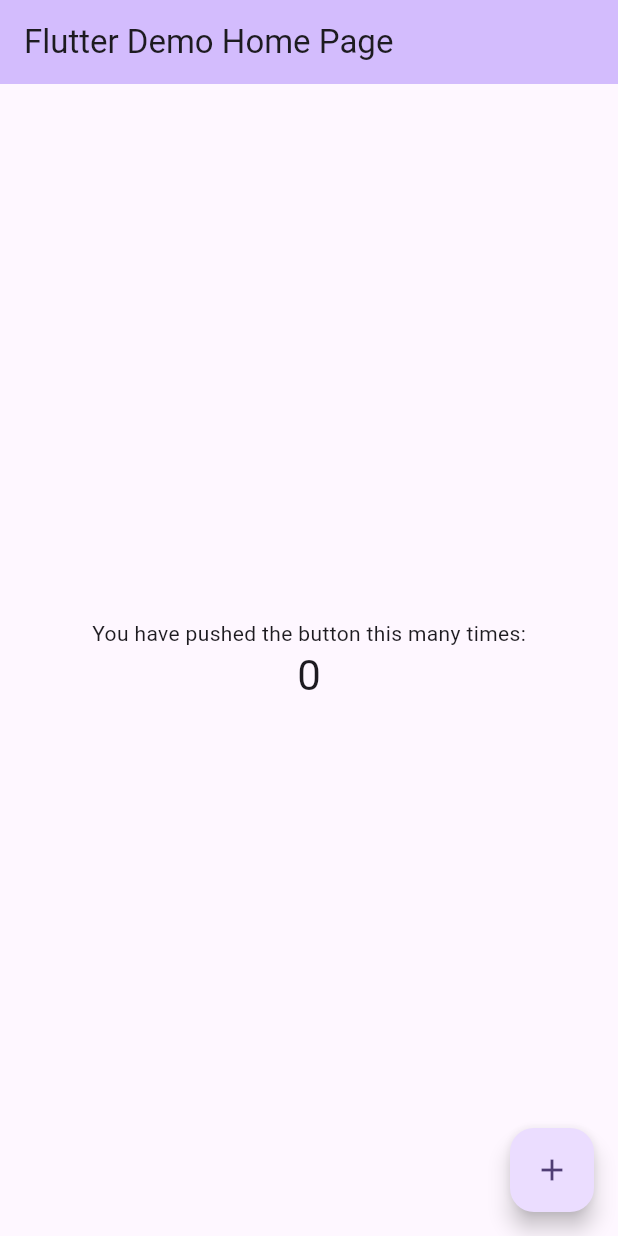
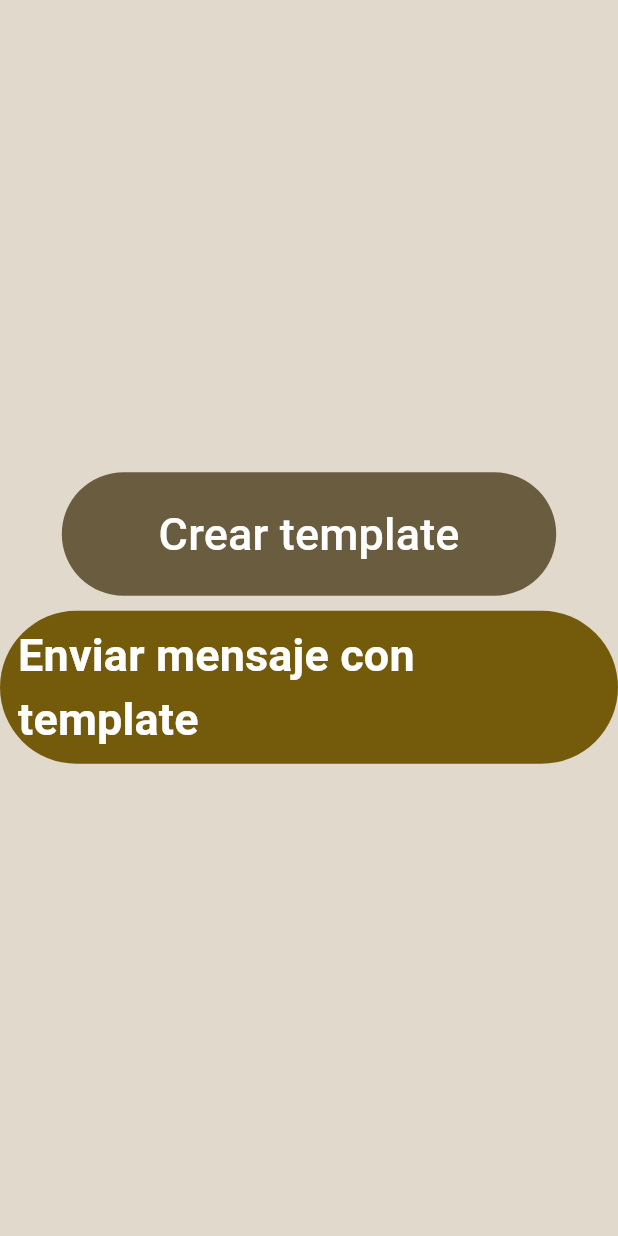
Before and after one commit to JuanJml01/templify, a Flutter app: the screen it shows after launch, on a phone screen of 412 x 824 dp. Run offline on Flutter 3.47's test engine with Material 3 defaults, Android fonts, the light colour scheme and no system bars.

Commit message:
theme.dart

```diff
--- a/lib/main.dart
+++ b/lib/main.dart
@@ -1,4 +1,6 @@
 import 'package:flutter/material.dart';
+import 'package:templify/theme/theme.dart';
+import 'package:templify/view/home.dart';
 
 void main() {
   runApp(const MyApp());
@@ -7,61 +9,17 @@ void main() {
 class MyApp extends StatelessWidget {
   const MyApp({super.key});
 
-  // This widget is the root of your application.
   @override
   Widget build(BuildContext context) {
     return MaterialApp(
-      title: 'Flutter Demo',
-      theme: ThemeData(
-        colorScheme: ColorScheme.fromSeed(seedColor: Colors.deepPurple),
-      ),
-      home: const MyHomePage(title: 'Flutter Demo Home Page'),
+      debugShowMaterialGrid: false,
+      title: 'Templify',
+      theme: themeLight,
+      darkTheme: themeDark,
+      home: Home(),
+      routes: {"/home": (context) => Home()},
+      initialRoute: "/home",
+      themeMode: ThemeMode.system,
     );
   }
 }
-
-class MyHomePage extends StatefulWidget {
-  const MyHomePage({super.key, required this.title});
-
-  final String title;
-
-  @override
-  State<MyHomePage> createState() => _MyHomePageState();
-}
-
-class _MyHomePageState extends State<MyHomePage> {
-  int _counter = 0;
-
-  void _incrementCounter() {
-    setState(() {
-      _counter++;
-    });
-  }
-
-  @override
-  Widget build(BuildContext context) {
-    return Scaffold(
-      appBar: AppBar(
-        backgroundColor: Theme.of(context).colorScheme.inversePrimary,
-        title: Text(widget.title),
-      ),
-      body: Center(
-        child: Column(
-          mainAxisAlignment: MainAxisAlignment.center,
-          children: <Widget>[
-            const Text('You have pushed the button this many times:'),
-            Text(
-              '$_counter',
-              style: Theme.of(context).textTheme.headlineMedium,
-            ),
-          ],
-        ),
-      ),
-      floatingActionButton: FloatingActionButton(
-        onPressed: _incrementCounter,
-        tooltip: 'Increment',
-        child: const Icon(Icons.add),
-      ), // This trailing comma makes auto-formatting nicer for build methods.
-    );
-  }
-}
--- /dev/null
+++ b/lib/theme/theme.dart
@@ -0,0 +1,19 @@
+import 'package:flutter/material.dart';
+
+ThemeData themeLight = ThemeData(
+  brightness: Brightness.light,
+  colorScheme: ColorScheme.fromSeed(
+    dynamicSchemeVariant: DynamicSchemeVariant.tonalSpot,
+    brightness: Brightness.light,
+    seedColor: const Color.fromARGB(255, 209, 171, 64),
+  ),
+);
+
+ThemeData themeDark = ThemeData(
+  brightness: Brightness.dark,
+  colorScheme: ColorScheme.fromSeed(
+    dynamicSchemeVariant: DynamicSchemeVariant.tonalSpot,
+    brightness: Brightness.dark,
+    seedColor: Colors.red,
+  ),
+);
--- /dev/null
+++ b/lib/view/home.dart
@@ -0,0 +1,70 @@
+import 'package:flutter/foundation.dart';
+import 'package:flutter/material.dart';
+
+class Home extends StatelessWidget {
+  const Home({super.key});
+
+  @override
+  Widget build(BuildContext context) {
+    Size screen = MediaQuery.sizeOf(context);
+
+    var buttonMaketemplate = TextButton(
+      onPressed:
+          () => debugPrint(
+            "Altura: ${screen.height} y Anchura: ${screen.height}",
+          ),
+      style: ButtonStyle(
+        backgroundColor: WidgetStatePropertyAll<Color>(
+          Theme.of(context).colorScheme.secondary,
+        ),
+        minimumSize: WidgetStatePropertyAll<Size>(
+          Size(
+            screen.width * 0.8,
+            screen.height < 850 ? screen.height * 0.1 : screen.height * 0.06,
+          ),
+        ),
+      ),
+      child: Text(
+        "Crear template",
+        style: TextStyle(
+          fontSize: screen.height < 850 ? 30 : 20,
+          color: Theme.of(context).colorScheme.onSecondary,
+        ),
+      ),
+    );
+
+    var buttonSend = TextButton(
+      onPressed: () => debugPrint(" height : ${screen.height}"),
+      style: ButtonStyle(
+        backgroundColor: WidgetStatePropertyAll<Color>(
+          Theme.of(context).colorScheme.primary,
+        ),
+        minimumSize: WidgetStatePropertyAll<Size>(
+          Size(
+            screen.width * 0.8,
+            screen.height < 850 ? screen.height * 0.1 : screen.height * 0.06,
+          ),
+        ),
+      ),
+      child: Text(
+        "Enviar mensaje con template",
+        style: TextStyle(
+          fontSize: screen.height < 850 ? 30 : 20,
+          color: Theme.of(context).colorScheme.onPrimary,
+          fontWeight: FontWeight.bold,
+        ),
+      ),
+    );
+
+    return Container(
+      color: Theme.of(context).colorScheme.surfaceDim,
+      child: Center(
+        child: Column(
+          spacing: 10,
+          mainAxisAlignment: MainAxisAlignment.center,
+          children: [buttonMaketemplate, buttonSend],
+        ),
+      ),
+    );
+  }
+}
```
